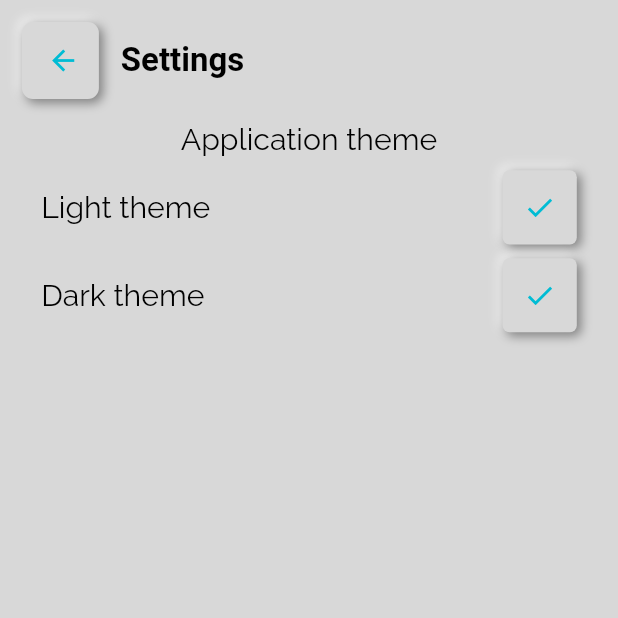
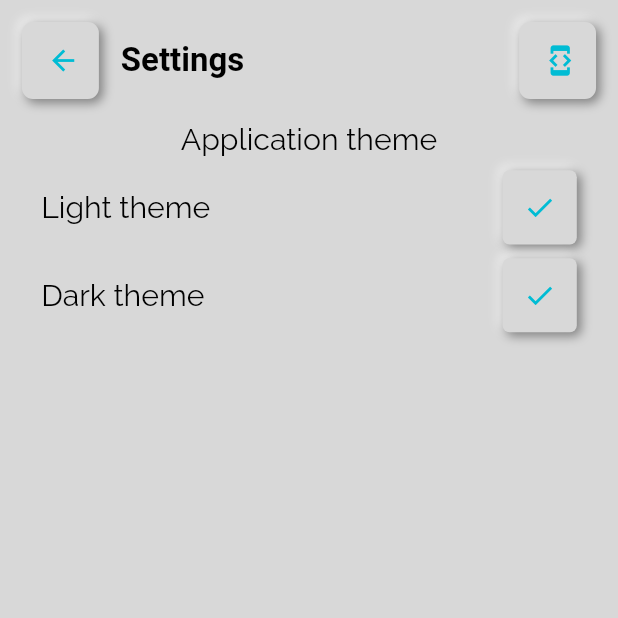
Before and after one commit to yash-ahir/passman-flutter, a Flutter app: the SettingsRoute screen opened by its route, on a phone screen of 412 x 824 dp, the top half of it. Run offline on Flutter 3.47's test engine with Material 2 defaults, Android fonts, the phone set to English and light mode, and no system bars; drawn by our look-alikes of flutter_neumorphic; our stand-ins replace easy_dynamic_theme, moor, responsive_framework; missing offline and left inert: clipboard, encrypt, moor_db_viewer, pinenacl; generated files the repository leaves out were written again; Roboto replaces fonts that are missing (FiraSansCondensed).

Commit message:
Temporary option for viewing tables in-app

```diff
--- a/lib/routes/settings_route.dart
+++ b/lib/routes/settings_route.dart
@@ -1,6 +1,11 @@
 import 'package:flutter_neumorphic/flutter_neumorphic.dart';
 import 'package:passman/widgets/neumorphic_icon_button.dart';
 import 'package:passman/widgets/system_theme_picker.dart';
+
+// FOR DEVELOPMENT
+import 'package:provider/provider.dart';
+import 'package:passman/services/credential_database.dart';
+import 'package:moor_db_viewer/moor_db_viewer.dart';
 
 class SettingsRoute extends StatefulWidget {
   static String routeName = "/settings-route";
@@ -25,6 +30,21 @@ class _SettingsRouteState extends State<SettingsRoute> {
       ),
       textStyle: NeumorphicTheme.currentTheme(context).textTheme.bodyText1,
       title: Text("Settings"),
+      actions: [
+        // FOR DEVELOPMENT
+        NeumorphicIconButton(
+          icon: Icon(
+            Icons.developer_mode,
+            color: NeumorphicTheme.accentColor(context),
+          ),
+          tooltip: "View table",
+          onPressed: () {
+            final database = Provider.of<AppDatabase>(context, listen: false);
+            Navigator.of(context).push(
+                MaterialPageRoute(builder: (ctx) => MoorDbViewer(database)));
+          },
+        ),
+      ],
     );
 
     return Scaffold(
```
